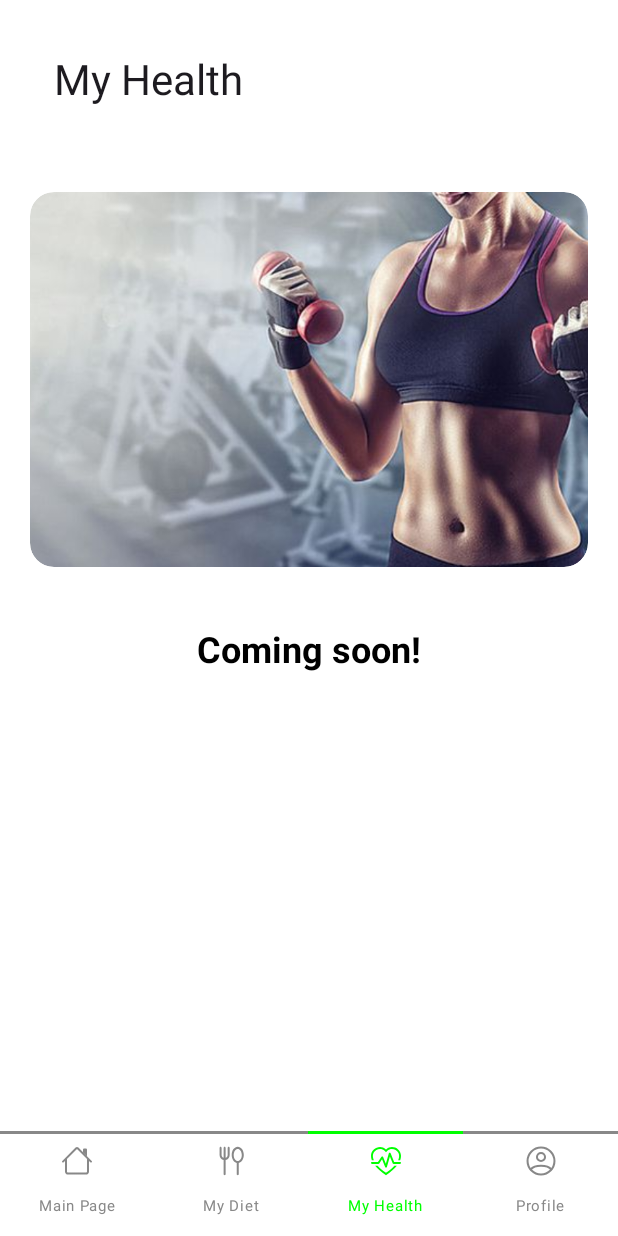
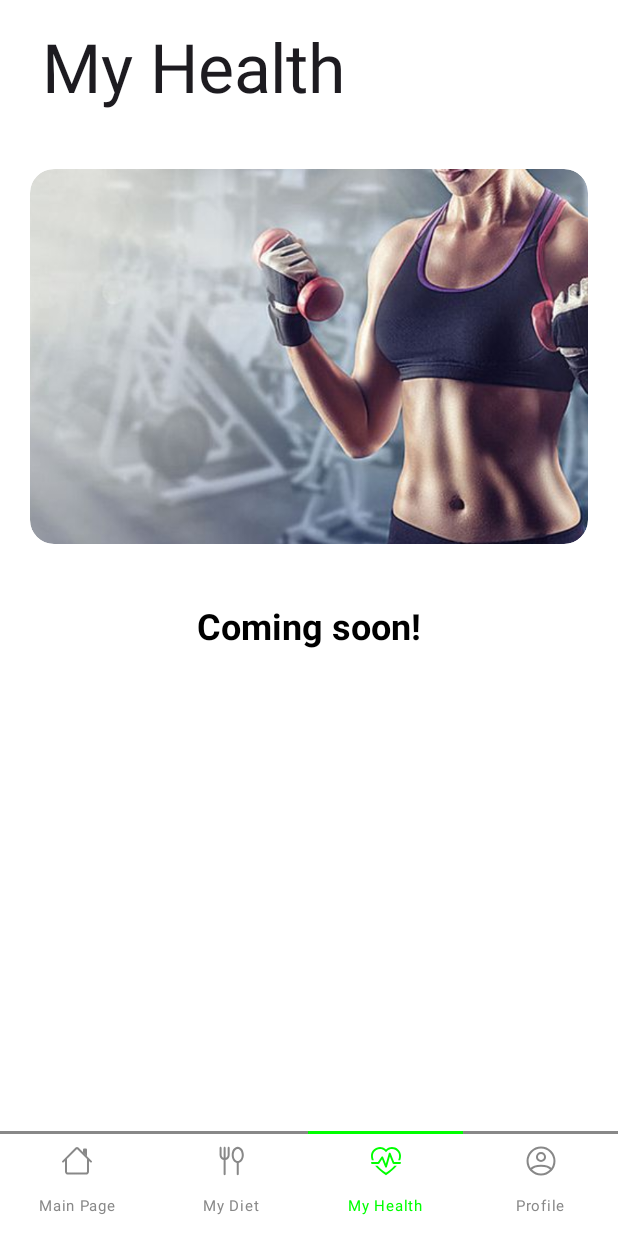
Before and after one commit to converse0/go-great, an Android app built with Jetpack Compose: the DietScreen screen opened through its navigation route, after a tap on "My Health", on a phone screen of 412 x 824 dp. Run offline under Robolectric (Android 15) with nearby library versions, the phone set to English and light mode, and no system bars; our stand-ins replace Dagger/Hilt's generated code; libraries missing offline, so code that uses them is left out: com.skydoves.landscapist; 1 other tap on this screen came first.

Commit message:
fix title&paddings

```diff
--- a/app/src/main/java/com/masuta/gogreat/presentation/diet/DietScreen.kt
+++ b/app/src/main/java/com/masuta/gogreat/presentation/diet/DietScreen.kt
@@ -13,6 +13,7 @@ import androidx.compose.ui.graphics.Color
 import androidx.compose.ui.layout.ContentScale
 import androidx.compose.ui.res.painterResource
 import androidx.compose.ui.text.font.FontWeight
+import androidx.compose.ui.text.style.TextAlign
 import androidx.compose.ui.unit.dp
 import androidx.navigation.NavHostController
 import com.masuta.gogreat.R
@@ -33,7 +34,6 @@ fun DietScreen(
         }
     ) {
         Column(
-            horizontalAlignment = Alignment.CenterHorizontally,
             modifier = Modifier
                 .fillMaxSize()
                 .background(color = Color.White)
@@ -41,10 +41,8 @@ fun DietScreen(
         ) {
             Text(
                 text = "My diet",
-                style = MaterialTheme.typography.headlineMedium,
-                modifier = Modifier
-                    .fillMaxWidth()
-                    .padding(16.dp)
+                style = MaterialTheme.typography.displayMedium,
+                modifier = Modifier.padding(start = 8.dp)
             )
             Spacer(modifier = Modifier.height(40.dp))
             Box(
@@ -66,8 +64,10 @@ fun DietScreen(
             Text(
                 text = "Coming soon!",
                 style = MaterialTheme.typography.headlineSmall,
+                textAlign = TextAlign.Center,
                 fontWeight = FontWeight.W700,
-                color = Color.Black
+                color = Color.Black,
+                modifier = Modifier.fillMaxWidth()
             )
         }
     }
--- a/app/src/main/java/com/masuta/gogreat/presentation/health/HealthScreen.kt
+++ b/app/src/main/java/com/masuta/gogreat/presentation/health/HealthScreen.kt
@@ -15,6 +15,7 @@ import androidx.compose.ui.graphics.Color
 import androidx.compose.ui.layout.ContentScale
 import androidx.compose.ui.res.painterResource
 import androidx.compose.ui.text.font.FontWeight
+import androidx.compose.ui.text.style.TextAlign
 import androidx.compose.ui.tooling.preview.Preview
 import androidx.compose.ui.unit.dp
 import androidx.navigation.NavHostController
@@ -38,7 +39,6 @@ fun HealthScreen(
         }
     ) {
         Column(
-            horizontalAlignment = Alignment.CenterHorizontally,
             modifier = Modifier
                 .fillMaxSize()
                 .background(color = Color.White)
@@ -46,8 +46,8 @@ fun HealthScreen(
         ) {
             Text(
                 text = "My Health",
-                style = MaterialTheme.typography.headlineMedium,
-                modifier = Modifier.fillMaxWidth().padding(16.dp)
+                style = MaterialTheme.typography.displayMedium,
+                modifier = Modifier.padding(start = 8.dp)
             )
             Spacer(modifier = Modifier.height(40.dp))
             Box(
@@ -69,8 +69,10 @@ fun HealthScreen(
             Text(
                 text = "Coming soon!",
                 style = MaterialTheme.typography.headlineSmall,
+                textAlign = TextAlign.Center,
                 fontWeight = FontWeight.W700,
-                color = Color.Black
+                color = Color.Black,
+                modifier = Modifier.fillMaxWidth()
             )
         }
     }
--- a/app/src/main/java/com/masuta/gogreat/presentation/main/MainScreen.kt
+++ b/app/src/main/java/com/masuta/gogreat/presentation/main/MainScreen.kt
@@ -93,8 +93,8 @@ fun MainScreen(
         ) {
             Text(
                 text = "Workouts",
-                style = MaterialTheme.typography.headlineSmall,
-                fontWeight = FontWeight.W400
+                style = MaterialTheme.typography.displayMedium,
+                modifier = Modifier.padding(start = 8.dp)
             )
             LazyColumn(
                 modifier = Modifier
--- a/app/src/main/java/com/masuta/gogreat/presentation/new_training/ExerciseScreen.kt
+++ b/app/src/main/java/com/masuta/gogreat/presentation/new_training/ExerciseScreen.kt
@@ -61,7 +61,7 @@ fun ExerciseScreen(
     Column(
         modifier = Modifier
             .fillMaxSize()
-            .padding(16.dp)
+            .padding(20.dp)
             .background(Color.White)
     ) {
         Row(
@@ -73,7 +73,7 @@ fun ExerciseScreen(
             }
             Text(
                 text = "List of exercise",
-                style = MaterialTheme.typography.headlineSmall,
+                style = MaterialTheme.typography.displayMedium,
                 modifier = Modifier.padding(start = 8.dp)
             )
         }
@@ -87,6 +87,7 @@ fun ExerciseScreen(
             style = MaterialTheme.typography.headlineSmall,
             fontWeight = FontWeight.W300
         )
+        Spacer(modifier = Modifier.height(20.dp))
         if (exercisesList.value.isNotEmpty()) {
             ExerciseList(
                 exercisesList = exercisesList,
--- a/app/src/main/java/com/masuta/gogreat/presentation/new_training/NewTrainingScreen.kt
+++ b/app/src/main/java/com/masuta/gogreat/presentation/new_training/NewTrainingScreen.kt
@@ -62,6 +62,7 @@ fun NewTrainingScreen(
         modifier = Modifier
             .fillMaxSize()
             .background(color = Color.White)
+            .padding(20.dp)
     ) {
         Row(
             verticalAlignment = Alignment.CenterVertically,
@@ -75,7 +76,7 @@ fun NewTrainingScreen(
             }
             Text(
                 text = "New training",
-                style = MaterialTheme.typography.headlineSmall,
+                style = MaterialTheme.typography.displayMedium,
                 modifier = Modifier.padding(start = 8.dp)
             )
         }
@@ -111,7 +112,7 @@ fun NewTrainingScreen(
                 enabled = listExercises.value.isNotEmpty(),
                 modifier = Modifier
                     .fillMaxWidth()
-                    .padding(vertical = 16.dp, horizontal = 16.dp)
+                    .padding(vertical = 16.dp)
                     .align(Alignment.BottomCenter)
             ) {
                 openModal.value = true
--- a/app/src/main/java/com/masuta/gogreat/presentation/workout/StartTrainingScreen.kt
+++ b/app/src/main/java/com/masuta/gogreat/presentation/workout/StartTrainingScreen.kt
@@ -74,12 +74,12 @@ fun StartTrainingScreen(
             verticalAlignment = Alignment.CenterVertically,
             modifier = Modifier.fillMaxWidth()
         ) {
-            IconButton(onClick = { navController.navigate("workout/${uid}") }) {
+            IconButton(onClick = { navController.navigate("main") }) {
                 Icon(imageVector = Icons.Default.KeyboardArrowLeft, contentDescription = "Back")
             }
             Text(
                 text = currentExercise.name,
-                style = MaterialTheme.typography.headlineSmall,
+                style = MaterialTheme.typography.displayMedium,
                 modifier = Modifier.padding(start = 8.dp)
             )
         }
--- a/app/src/main/java/com/masuta/gogreat/presentation/workout/WorkoutScreen.kt
+++ b/app/src/main/java/com/masuta/gogreat/presentation/workout/WorkoutScreen.kt
@@ -72,7 +72,7 @@ fun WorkoutScreen(
                 }
                 Text(
                     text = name.value,
-                    style = MaterialTheme.typography.headlineSmall,
+                    style = MaterialTheme.typography.displayMedium,
                     modifier = Modifier.padding(start = 8.dp)
                 )
             }
```
Also changed, not shown: app/src/main/java/com/masuta/gogreat/presentation/profile/ProfileScreen.kt (+4 -4 lines).
